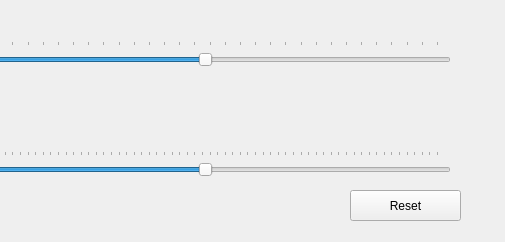
First picture: the form in r2b_control/scripts/r2b_joint_control/r2b_joint_control.ui, repository roboticsclub-iiitdm/r2b_arm, before the edit; both pictures show x 250 to 755 and y 0 to 242 of the 755 by 242 pixel window.
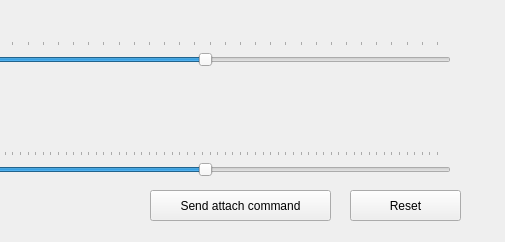
Second picture: the form after the edit.

Commit message: Added attach/detach button in UI

```diff
--- a/r2b_control/scripts/r2b_joint_control/r2b_joint_control.ui
+++ b/r2b_control/scripts/r2b_joint_control/r2b_joint_control.ui
@@ -175,6 +175,19 @@
      <set>Qt::AlignCenter</set>
     </property>
    </widget>
+   <widget class="QPushButton" name="attach_btn">
+    <property name="geometry">
+     <rect>
+      <x>400</x>
+      <y>190</y>
+      <width>181</width>
+      <height>31</height>
+     </rect>
+    </property>
+    <property name="text">
+     <string>Send attach command</string>
+    </property>
+   </widget>
   </widget>
  </widget>
  <resources/>
```
The commit also changes 2 other files.
